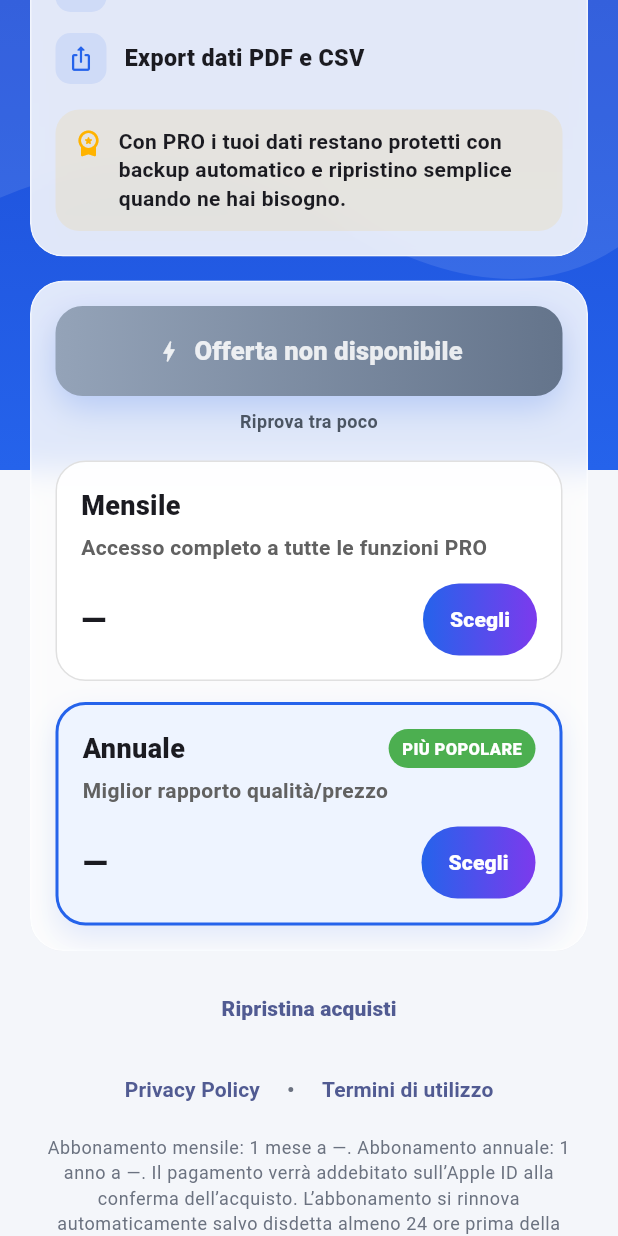
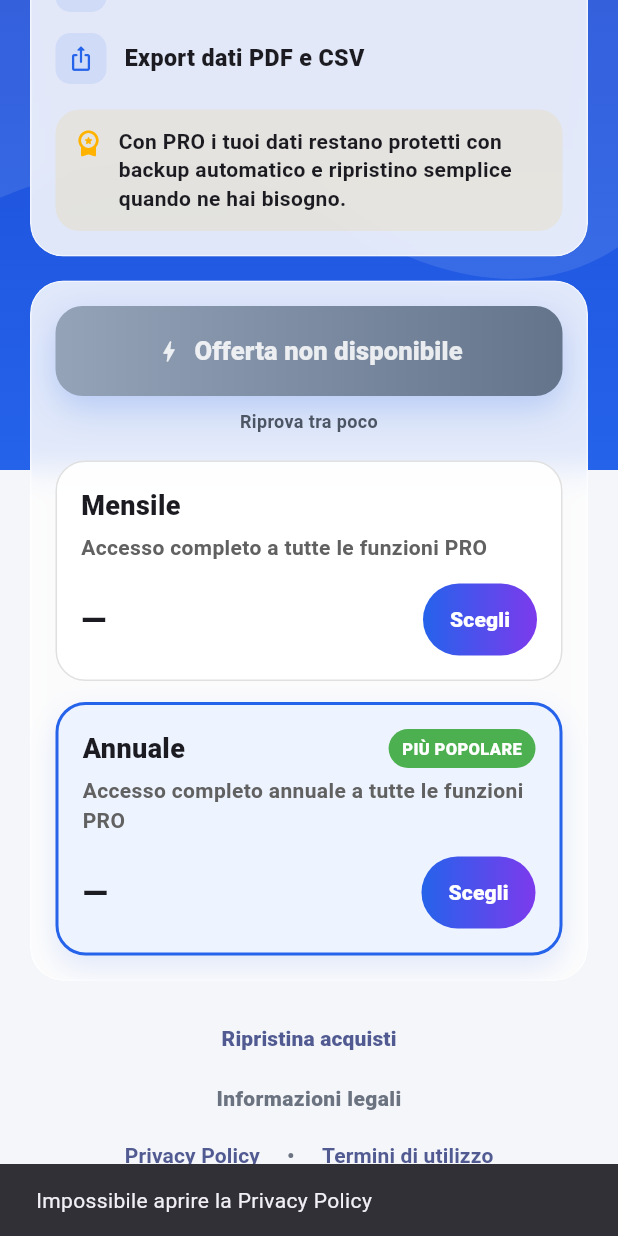
Before and after one commit to danieletaverriti-cpu/quantoposso, a Flutter app: the ProScreen screen opened directly with empty values, scrolled down 576 dp, after a tap on "Privacy Policy", on a phone screen of 412 x 824 dp. Run offline on Flutter 3.47's test engine with Material 3 defaults, Android fonts, the phone set to English and light mode, and no system bars; our stand-ins replace file_picker, fl_chart, flutter_local_notifications, hive, hive_flutter, image_picker and 6 more; accounts and stored records are empty.

Commit message:
privacy check

```diff
--- a/lib/ui/screens/pro_screen.dart
+++ b/lib/ui/screens/pro_screen.dart
@@ -123,19 +123,40 @@ class _ProScreenState extends State<ProScreen>
   }
 
   Future<void> _openPrivacyPolicy() async {
-  final uri = Uri.parse('https://victorious-argon-075.notion.site/Privacy-Policy-Quanto-Posso-32cdb36f4b6080e4b1dae80dd3b5aa7c');
+  final uri = Uri.parse(
+    'https://victorious-argon-075.notion.site/Privacy-Policy-Quanto-Posso-32cdb36f4b6080e4b1dae80dd3b5aa7c',
+  );
+
   if (await canLaunchUrl(uri)) {
     await launchUrl(uri, mode: LaunchMode.externalApplication);
+    return;
   }
+
+  if (!mounted) return;
+  ScaffoldMessenger.of(context).showSnackBar(
+    const SnackBar(
+      content: Text('Impossibile aprire la Privacy Policy'),
+    ),
+  );
 }
 
 Future<void> _openTerms() async {
-  final uri = Uri.parse('https://www.apple.com/legal/internet-services/itunes/dev/stdeula/');
+  final uri = Uri.parse(
+    'https://www.apple.com/legal/internet-services/itunes/dev/stdeula/',
+  );
+
   if (await canLaunchUrl(uri)) {
     await launchUrl(uri, mode: LaunchMode.externalApplication);
+    return;
   }
+
+  if (!mounted) return;
+  ScaffoldMessenger.of(context).showSnackBar(
+    const SnackBar(
+      content: Text('Impossibile aprire i Termini di utilizzo'),
+    ),
+  );
 }
-
   Future<void> _startTrial() async {
   try {
     await IapService.instance.buyMonthly();
@@ -440,8 +461,7 @@ Text(
                           const SizedBox(height: 14),
                           _PlanCard(
                             title: 'Annuale',
-                            subtitle:
-                                'Miglior rapporto qualità/prezzo',
+                            subtitle: 'Accesso completo annuale a tutte le funzioni PRO',
                             price: yearly?.price ?? '—',
                             buttonText: 'Scegli',
                             badge: 'PIÙ POPOLARE',
@@ -469,6 +489,15 @@ Text(
 
 const SizedBox(height: 6),
 
+Text(
+  'Informazioni legali',
+  textAlign: TextAlign.center,
+  style: theme.textTheme.bodyMedium?.copyWith(
+    fontWeight: FontWeight.w800,
+    color: const Color(0xFF6B7280),
+  ),
+),
+const SizedBox(height: 4),
 // 🔗 LINK OBBLIGATORI (Apple)
 Wrap(
   alignment: WrapAlignment.center,
@@ -503,18 +532,18 @@ const SizedBox(height: 6),
 
 // 📄 TESTO LEGALE OBBLIGATORIO
 Text(
-  'Abbonamento mensile: 1 mese a ${monthly?.price ?? '—'}. '
-  'Abbonamento annuale: 1 anno a ${yearly?.price ?? '—'}. '
+  'QuantoPosso PRO Mensile: durata 1 mese, prezzo ${monthly?.price ?? '—'}. '
+  'QuantoPosso PRO Annuale: durata 1 anno, prezzo ${yearly?.price ?? '—'}. '
   'Il pagamento verrà addebitato sull’Apple ID alla conferma dell’acquisto. '
   'L’abbonamento si rinnova automaticamente salvo disdetta almeno 24 ore prima della scadenza. '
   'Il rinnovo verrà addebitato entro le 24 ore precedenti la fine del periodo corrente. '
   'Puoi gestire o annullare l’abbonamento dalle impostazioni del tuo account Apple. '
-  'Eventuale periodo di prova gratuito verrà annullato se acquisti un abbonamento.',
+  'Eventuale periodo di prova gratuito, se disponibile, verrà annullato quando acquisti un abbonamento.',
   textAlign: TextAlign.center,
   style: theme.textTheme.bodySmall?.copyWith(
-  color: const Color(0xFF6B7280),
-  height: 1.4,
-),
+    color: const Color(0xFF6B7280),
+    height: 1.4,
+  ),
 ),
                    Text(
   'L’abbonamento si rinnova automaticamente salvo disattivazione dalle impostazioni dello store.',
--- a/pubspec.yaml
+++ b/pubspec.yaml
@@ -1,7 +1,7 @@
 name: quantoposso
 description: App semplice per controllo spese (giornaliere + fisse) con obiettivi e promemoria.
 publish_to: "none"
-version: 1.0.2+45
+version: 1.0.2+50
 
 environment:
   sdk: ">=3.6.0 <4.0.0"
```
Also changed, not shown: lib/ui/screens/settings_screen.dart (+73 -14 lines).
